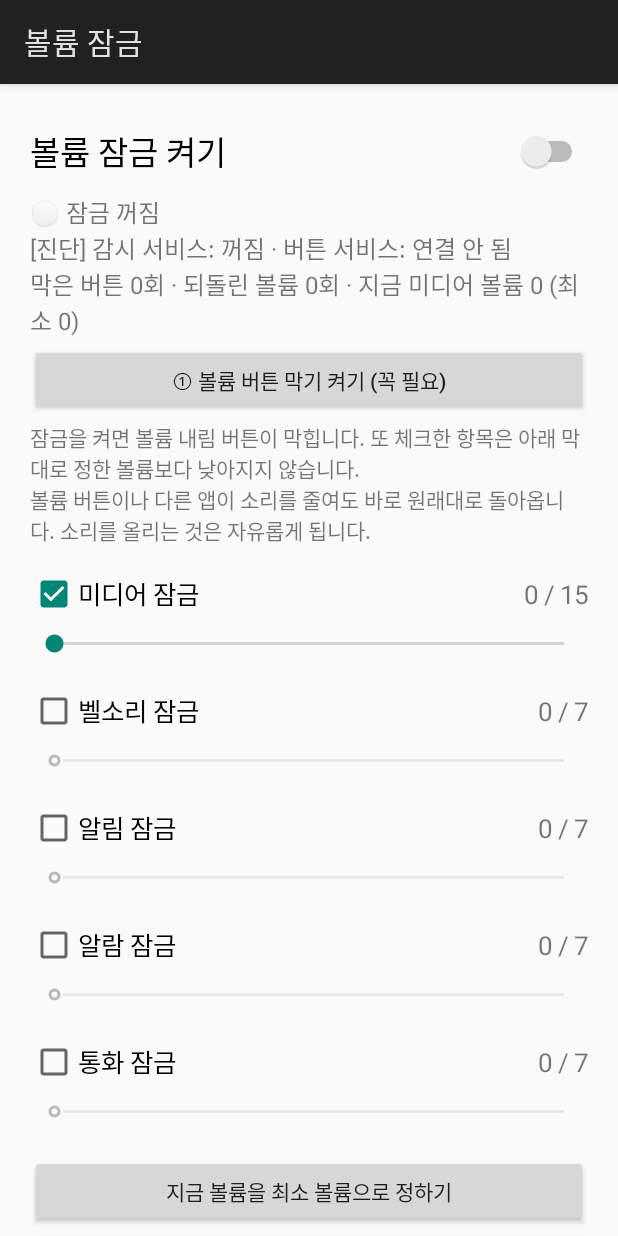
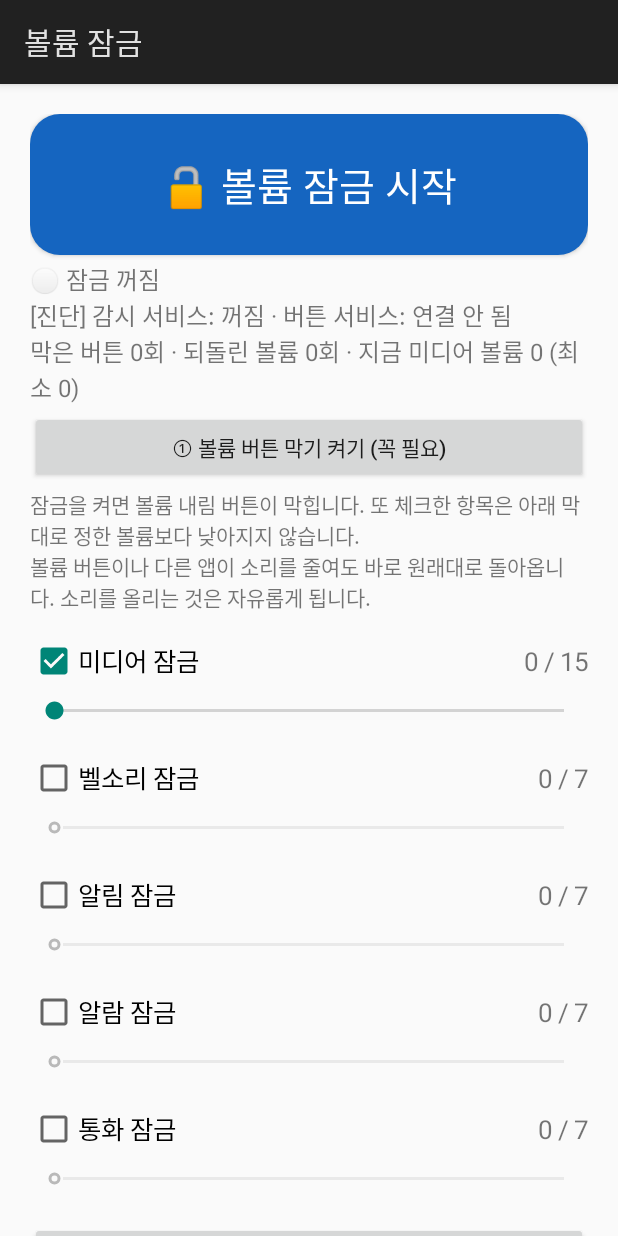
Before and after one commit to Joyong133/Stgv, an Android app: the screen it shows after launch (MainActivity), on a phone screen of 412 x 824 dp. Run offline under Robolectric (Android 15) with nearby library versions, the phone set to English and light mode, and no system bars.

Commit message:
볼륨 잠금: 화면 맨 위에 큰 잠금 시작/해제 버튼
스위치가 잘 보이지 않아 크고 색이 있는 버튼으로 바꿨다. 테스트 화면
캡처를 릴리스에 함께 올린다.

Co-Authored-By: Claude Opus 5.5 <noreply@anthropic.com>
Claude-Session: https://claude.ai/code/session_01KCsUxypnddxGyocq8D3pJq

```diff
--- a/volume-lock/app/src/main/java/com/stgv/volumelock/MainActivity.java
+++ b/volume-lock/app/src/main/java/com/stgv/volumelock/MainActivity.java
@@ -18,12 +18,13 @@ import android.widget.CheckBox;
 import android.widget.LinearLayout;
 import android.widget.ScrollView;
 import android.widget.SeekBar;
-import android.widget.Switch;
+import android.graphics.Color;
+import android.graphics.drawable.GradientDrawable;
 import android.widget.TextView;
 
 public class MainActivity extends Activity {
     private AudioManager audio;
-    private Switch master;
+    private Button master;
     private Button dndButton;
     private Button a11yButton;
     private TextView status;
@@ -78,24 +79,12 @@ public class MainActivity extends Activity {
         root.setOrientation(LinearLayout.VERTICAL);
         root.setPadding(dp(20), dp(20), dp(20), dp(20));
 
-        master = new Switch(this);
-        master.setText("볼륨 잠금 켜기");
-        master.setTextSize(22);
-        master.setPadding(0, dp(8), 0, dp(8));
-        master.setOnCheckedChangeListener((b, on) -> {
-            if (refreshing || on == Prefs.isEnabled(this)) return;
-            Prefs.setEnabled(this, on);
-            if (on) {
-                for (int i = 0; i < Prefs.STREAMS.length; i++) {
-                    Prefs.setFloor(this, Prefs.STREAMS[i],
-                            checks[i].isChecked() ? bars[i].getProgress() : -1);
-                }
-                VolumeLockService.start(this);
-            }
-            master.postDelayed(this::refresh, 300);
-            if (!on) VolumeLockService.stop(this);
-        });
-        root.addView(master);
+        master = new Button(this);
+        master.setTextSize(26);
+        master.setTextColor(Color.WHITE);
+        master.setPadding(dp(16), dp(28), dp(16), dp(28));
+        master.setOnClickListener(v -> toggleLock());
+        root.addView(master, new LinearLayout.LayoutParams(-1, -2));
 
         status = new TextView(this);
         status.setTextSize(16);
@@ -212,7 +201,12 @@ public class MainActivity extends Activity {
 
     private void refresh() {
         refreshing = true;
-        master.setChecked(Prefs.isEnabled(this));
+        boolean on = Prefs.isEnabled(this);
+        master.setText(on ? "🔒 잠금 중\n(누르면 해제)" : "🔓 볼륨 잠금 시작");
+        GradientDrawable bg = new GradientDrawable();
+        bg.setCornerRadius(dp(20));
+        bg.setColor(on ? Color.parseColor("#2E7D32") : Color.parseColor("#1565C0"));
+        master.setBackground(bg);
         for (int i = 0; i < Prefs.STREAMS.length; i++) {
             int floor = Prefs.getFloor(this, Prefs.STREAMS[i]);
             boolean locked = floor >= 0;
@@ -229,6 +223,27 @@ public class MainActivity extends Activity {
         }
         refreshStatus();
         refreshing = false;
+    }
+
+    private void toggleLock() {
+        boolean on = !Prefs.isEnabled(this);
+        if (on) {
+            for (int i = 0; i < Prefs.STREAMS.length; i++) {
+                Prefs.setFloor(this, Prefs.STREAMS[i],
+                        checks[i].isChecked() ? bars[i].getProgress() : -1);
+            }
+            Prefs.setEnabled(this, true);
+            VolumeLockService.start(this);
+            if (!(isBlockerEnabled() && VolumeKeyBlocker.running)) {
+                android.widget.Toast.makeText(this,
+                        "잠금 시작! 볼륨 버튼까지 막으려면 아래 '볼륨 버튼 막기 켜기'도 해 주세요",
+                        android.widget.Toast.LENGTH_LONG).show();
+            }
+        } else {
+            Prefs.setEnabled(this, false);
+            VolumeLockService.stop(this);
+        }
+        refresh();
     }
 
     private void refreshStatus() {
```
Also changed, not shown: 2 other files.
